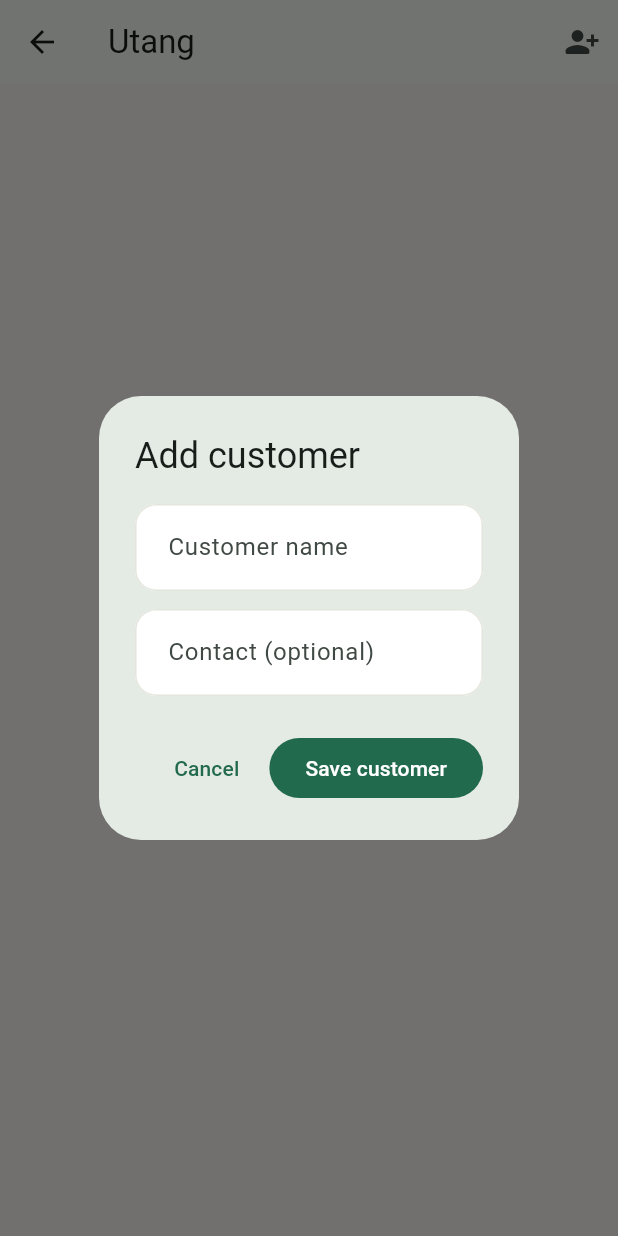
After one commit to Janmaica/Sari2, a Flutter app: the UtangScreen screen opened directly, after a tap on the "person add alt 1" icon, on a phone screen of 412 x 824 dp. The commit adds this screen. Run offline on Flutter 3.47's test engine with Material 3 defaults, Android fonts, the phone set to English and light mode, and no system bars.

Commit message:
Add utang customer payments

```diff
--- a/lib/data/store_repository.dart
+++ b/lib/data/store_repository.dart
@@ -3,6 +3,8 @@ import 'package:flutter/foundation.dart';
 import '../models/product.dart';
 import '../models/sale.dart';
 import '../models/stock_movement.dart';
+import '../models/customer.dart';
+import '../models/debt.dart';
 
 class StoreRepository extends ChangeNotifier {
   StoreRepository();
@@ -38,10 +40,18 @@ class StoreRepository extends ChangeNotifier {
 
   final List<Sale> _sales = [];
   final List<StockMovement> _stockMovements = [];
+  final List<Customer> _customers = [];
+  final List<Debt> _debts = [];
+  final List<Payment> _payments = [];
 
   List<Product> get products => List.unmodifiable(_products);
   List<Sale> get sales => List.unmodifiable(_sales);
   List<StockMovement> get stockMovements => List.unmodifiable(_stockMovements);
+  List<Customer> get customers => List.unmodifiable(_customers);
+  List<Debt> get debts => List.unmodifiable(_debts);
+  List<Payment> get payments => List.unmodifiable(_payments);
+  double get outstandingUtang =>
+      _customers.fold(0, (total, customer) => total + customer.balance);
 
   double get todaySalesTotal =>
       _sales.fold(0, (total, sale) => total + sale.total);
@@ -172,4 +182,57 @@ class StoreRepository extends ChangeNotifier {
     notifyListeners();
     return null;
   }
+
+  Customer addCustomer({
+    required String name,
+    String contact = '',
+    String notes = '',
+  }) {
+    final customer = Customer(
+      id: DateTime.now().microsecondsSinceEpoch.toString(),
+      name: name,
+      contact: contact,
+      notes: notes,
+    );
+    _customers.add(customer);
+    notifyListeners();
+    return customer;
+  }
+
+  String? addDebt({required Customer customer, required double amount}) {
+    if (amount <= 0) return 'Debt amount must be greater than zero';
+    final index = _customers.indexWhere((item) => item.id == customer.id);
+    final updatedCustomer = customer.copyWith(
+      balance: customer.balance + amount,
+    );
+    _customers[index] = updatedCustomer;
+    _debts.add(
+      Debt(
+        customerId: customer.id,
+        amount: amount,
+        remainingAmount: amount,
+        createdAt: DateTime.now(),
+      ),
+    );
+    notifyListeners();
+    return null;
+  }
+
+  String? recordPayment({required Customer customer, required double amount}) {
+    if (amount <= 0) return 'Payment must be greater than zero';
+    if (amount > customer.balance) {
+      return 'Payment cannot be greater than the remaining balance';
+    }
+    final index = _customers.indexWhere((item) => item.id == customer.id);
+    _customers[index] = customer.copyWith(balance: customer.balance - amount);
+    _payments.add(
+      Payment(
+        customerId: customer.id,
+        amount: amount,
+        createdAt: DateTime.now(),
+      ),
+    );
+    notifyListeners();
+    return null;
+  }
 }
--- a/lib/main.dart
+++ b/lib/main.dart
@@ -7,6 +7,7 @@ export 'screens/inventory_screen.dart';
 export 'screens/login_screen.dart';
 export 'screens/record_sale_screen.dart';
 export 'screens/stock_history_screen.dart';
+export 'screens/utang_screen.dart';
 
 void main() {
   runApp(const Sari2App());
--- /dev/null
+++ b/lib/models/customer.dart
@@ -0,0 +1,25 @@
+class Customer {
+  const Customer({
+    required this.id,
+    required this.name,
+    this.contact = '',
+    this.notes = '',
+    this.balance = 0,
+  });
+
+  final String id;
+  final String name;
+  final String contact;
+  final String notes;
+  final double balance;
+
+  Customer copyWith({double? balance}) {
+    return Customer(
+      id: id,
+      name: name,
+      contact: contact,
+      notes: notes,
+      balance: balance ?? this.balance,
+    );
+  }
+}
--- /dev/null
+++ b/lib/models/debt.dart
@@ -0,0 +1,25 @@
+class Debt {
+  const Debt({
+    required this.customerId,
+    required this.amount,
+    required this.remainingAmount,
+    required this.createdAt,
+  });
+
+  final String customerId;
+  final double amount;
+  final double remainingAmount;
+  final DateTime createdAt;
+}
+
+class Payment {
+  const Payment({
+    required this.customerId,
+    required this.amount,
+    required this.createdAt,
+  });
+
+  final String customerId;
+  final double amount;
+  final DateTime createdAt;
+}
--- /dev/null
+++ b/lib/screens/utang_screen.dart
@@ -0,0 +1,313 @@
+import 'package:flutter/material.dart';
+
+import '../data/store_repository.dart';
+import '../models/customer.dart';
+
+class UtangScreen extends StatelessWidget {
+  const UtangScreen({super.key, this.repository});
+
+  final StoreRepository? repository;
+
+  StoreRepository get _repository => repository ?? StoreRepository.instance;
+
+  void _showAddCustomer(BuildContext context) {
+    showDialog<void>(
+      context: context,
+      builder: (_) => _CustomerDialog(repository: _repository),
+    );
+  }
+
+  @override
+  Widget build(BuildContext context) {
+    return Scaffold(
+      appBar: AppBar(
+        title: const Text('Utang'),
+        actions: [
+          IconButton(
+            tooltip: 'Add customer',
+            onPressed: () => _showAddCustomer(context),
+            icon: const Icon(Icons.person_add_alt_1_rounded),
+          ),
+        ],
+      ),
+      body: ListenableBuilder(
+        listenable: _repository,
+        builder: (context, _) {
+          if (_repository.customers.isEmpty) {
+            return const Center(child: Text('No customers yet.'));
+          }
+          return ListView.separated(
+            padding: const EdgeInsets.all(20),
+            itemCount: _repository.customers.length,
+            separatorBuilder: (_, _) => const SizedBox(height: 10),
+            itemBuilder: (context, index) {
+              final customer = _repository.customers[index];
+              return ListTile(
+                tileColor: Colors.white,
+                shape: RoundedRectangleBorder(
+                  borderRadius: BorderRadius.circular(14),
+                ),
+                leading: const CircleAvatar(
+                  backgroundColor: Color(0xFFE8F1EB),
+                  child: Icon(Icons.person_outline, color: Color(0xFF156B4B)),
+                ),
+                title: Text(
+                  customer.name,
+                  style: const TextStyle(fontWeight: FontWeight.w700),
+                ),
+                subtitle: Text(
+                  customer.balance == 0
+                      ? 'Paid in full'
+                      : 'Remaining balance: P${customer.balance.toStringAsFixed(2)}',
+                ),
+                trailing: const Icon(Icons.chevron_right_rounded),
+                onTap: () => Navigator.of(context).push(
+                  MaterialPageRoute<void>(
+                    builder: (_) => CustomerDetailScreen(
+                      customerId: customer.id,
+                      repository: _repository,
+                    ),
+                  ),
+                ),
+              );
+            },
+          );
+        },
+      ),
+    );
+  }
+}
+
+class CustomerDetailScreen extends StatelessWidget {
+  const CustomerDetailScreen({
+    super.key,
+    required this.customerId,
+    required this.repository,
+  });
+
+  final String customerId;
+  final StoreRepository repository;
+
+  Customer? get _customer => repository.customers.cast<Customer?>().firstWhere(
+    (customer) => customer?.id == customerId,
+    orElse: () => null,
+  );
+
+  void _showAmountDialog(
+    BuildContext context,
+    Customer customer,
+    bool payment,
+  ) {
+    showDialog<void>(
+      context: context,
+      builder: (_) => _AmountDialog(
+        customer: customer,
+        repository: repository,
+        payment: payment,
+      ),
+    );
+  }
+
+  @override
+  Widget build(BuildContext context) {
+    return Scaffold(
+      appBar: AppBar(title: const Text('Customer account')),
+      body: ListenableBuilder(
+        listenable: repository,
+        builder: (context, _) {
+          final customer = _customer;
+          if (customer == null) {
+            return const Center(child: Text('Customer not found.'));
+          }
+          return Padding(
+            padding: const EdgeInsets.all(20),
+            child: Column(
+              crossAxisAlignment: CrossAxisAlignment.stretch,
+              children: [
+                Text(
+                  customer.name,
+                  style: Theme.of(context).textTheme.headlineSmall?.copyWith(
+                    color: const Color(0xFF17372D),
+                    fontWeight: FontWeight.w800,
+                  ),
+                ),
+                if (customer.contact.isNotEmpty) Text(customer.contact),
+                const SizedBox(height: 20),
+                Card(
+                  elevation: 0,
+                  color: const Color(0xFFFFF1D6),
+                  child: Padding(
+                    padding: const EdgeInsets.all(18),
+                    child: Column(
+                      crossAxisAlignment: CrossAxisAlignment.start,
+                      children: [
+                        const Text('Remaining balance'),
+                        const SizedBox(height: 5),
+                        Text(
+                          'P${customer.balance.toStringAsFixed(2)}',
+                          style: Theme.of(context).textTheme.headlineMedium
+                              ?.copyWith(fontWeight: FontWeight.w900),
+                        ),
+                      ],
+                    ),
+                  ),
+                ),
+                const SizedBox(height: 18),
+                FilledButton.icon(
+                  onPressed: () => _showAmountDialog(context, customer, false),
+                  icon: const Icon(Icons.add_card_rounded),
+                  label: const Text('Add debt'),
+                ),
+                const SizedBox(height: 10),
+                OutlinedButton.icon(
+                  onPressed: customer.balance == 0
+                      ? null
+                      : () => _showAmountDialog(context, customer, true),
+                  icon: const Icon(Icons.payments_outlined),
+                  label: const Text('Record payment'),
+                ),
+              ],
+            ),
+          );
+        },
+      ),
+    );
+  }
+}
+
+class _CustomerDialog extends StatefulWidget {
+  const _CustomerDialog({required this.repository});
+
+  final StoreRepository repository;
+
+  @override
+  State<_CustomerDialog> createState() => _CustomerDialogState();
+}
+
+class _CustomerDialogState extends State<_CustomerDialog> {
+  final _formKey = GlobalKey<FormState>();
+  final _nameController = TextEditingController();
+  final _contactController = TextEditingController();
+
+  @override
+  void dispose() {
+    _nameController.dispose();
+    _contactController.dispose();
+    super.dispose();
+  }
+
+  void _save() {
+    if (!_formKey.currentState!.validate()) return;
+    widget.repository.addCustomer(
+      name: _nameController.text.trim(),
+      contact: _contactController.text.trim(),
+    );
+    Navigator.of(context).pop();
+  }
+
+  @override
+  Widget build(BuildContext context) {
+    return AlertDialog(
+      title: const Text('Add customer'),
+      content: Form(
+        key: _formKey,
+        child: Column(
+          mainAxisSize: MainAxisSize.min,
+          children: [
+            TextFormField(
+              controller: _nameController,
+              decoration: const InputDecoration(labelText: 'Customer name'),
+              validator: (value) => value == null || value.trim().isEmpty
+                  ? 'Enter a customer name'
+                  : null,
+            ),
+            const SizedBox(height: 12),
+            TextFormField(
+              controller: _contactController,
+              decoration: const InputDecoration(
+                labelText: 'Contact (optional)',
+              ),
+            ),
+          ],
+        ),
+      ),
+      actions: [
+        TextButton(
+          onPressed: () => Navigator.of(context).pop(),
+          child: const Text('Cancel'),
+        ),
+        FilledButton(onPressed: _save, child: const Text('Save customer')),
+      ],
+    );
+  }
+}
+
+class _AmountDialog extends StatefulWidget {
+  const _AmountDialog({
+    required this.customer,
+    required this.repository,
+    required this.payment,
+  });
+
+  final Customer customer;
+  final StoreRepository repository;
+  final bool payment;
+
+  @override
+  State<_AmountDialog> createState() => _AmountDialogState();
+}
+
+class _AmountDialogState extends State<_AmountDialog> {
+  final _amountController = TextEditingController();
+
+  @override
+  void dispose() {
+    _amountController.dispose();
+    super.dispose();
+  }
+
+  void _save() {
+    final amount = double.tryParse(_amountController.text);
+    if (amount == null || amount <= 0) {
+      ScaffoldMessenger.of(context).showSnackBar(
+        const SnackBar(content: Text('Enter an amount greater than zero.')),
+      );
+      return;
+    }
+    final error = widget.payment
+        ? widget.repository.recordPayment(
+            customer: widget.customer,
+            amount: amount,
+          )
+        : widget.repository.addDebt(customer: widget.customer, amount: amount);
+    if (error != null) {
+      ScaffoldMessenger.of(
+        context,
+      ).showSnackBar(SnackBar(content: Text(error)));
+      return;
+    }
+    Navigator.of(context).pop();
+  }
+
+  @override
+  Widget build(BuildContext context) {
+    return AlertDialog(
+      title: Text(widget.payment ? 'Record payment' : 'Add debt'),
+      content: TextField(
+        controller: _amountController,
+        keyboardType: const TextInputType.numberWithOptions(decimal: true),
+        decoration: const InputDecoration(
+          labelText: 'Amount',
+          prefixText: 'P ',
+        ),
+      ),
+      actions: [
+        TextButton(
+          onPressed: () => Navigator.of(context).pop(),
+          child: const Text('Cancel'),
+        ),
+        FilledButton(onPressed: _save, child: const Text('Save')),
+      ],
+    );
+  }
+}
```
Also changed, not shown: lib/screens/dashboard_screen.dart (+11 -0 lines), 1 other file.
